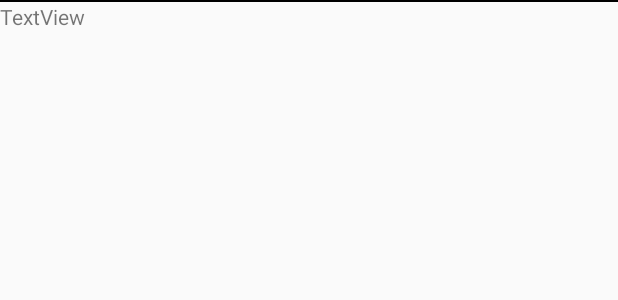
After one commit to AymericLeFeyer/TAC, an Android app: the layout track_item.xml on its own in the app's theme, with its tools: preview values and no code run, on a phone screen of 412 x 824 dp. The commit adds this screen. Shown: the top 300 px of the screen. Run offline under Robolectric (Android 15) with nearby library versions, the phone set to English and light mode, and no system bars.

Commit message:
setup recycler view

```diff
--- /dev/null
+++ b/Listify/app/src/main/res/layout/track_item.xml
@@ -0,0 +1,37 @@
+<?xml version="1.0" encoding="utf-8"?>
+<androidx.constraintlayout.widget.ConstraintLayout xmlns:android="http://schemas.android.com/apk/res/android"
+    xmlns:app="http://schemas.android.com/apk/res-auto"
+    xmlns:tools="http://schemas.android.com/tools"
+    android:layout_width="match_parent"
+    android:layout_height="wrap_content">
+
+    <LinearLayout
+        android:layout_width="match_parent"
+        android:layout_height="wrap_content"
+        android:orientation="vertical"
+        app:layout_constraintEnd_toEndOf="parent"
+        app:layout_constraintStart_toStartOf="parent"
+        app:layout_constraintTop_toTopOf="parent">
+
+        <View
+            android:id="@+id/div"
+            android:layout_width="match_parent"
+            android:layout_height="1dp"
+            android:background="@android:color/black" />
+
+        <LinearLayout
+            android:layout_width="match_parent"
+            android:layout_height="20dp"
+            android:orientation="horizontal">
+
+            <TextView
+                android:id="@+id/title"
+                android:layout_width="wrap_content"
+                android:layout_height="match_parent"
+                android:layout_weight="1"
+                android:text="TextView" />
+        </LinearLayout>
+
+    </LinearLayout>
+
+</androidx.constraintlayout.widget.ConstraintLayout>
```
Also changed, not shown: Listify/app/src/main/java/fr/leftac/listify/model/adapter/TrackAdapter.java (added, +66 -0 lines), Listify/app/src/main/java/fr/leftac/listify/view/SearchFragment.java (+23 -0 lines), Listify/app/src/main/res/layout/fragment_search.xml (+10 -0 lines).
